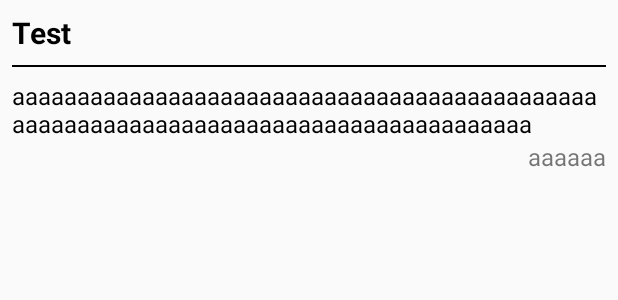
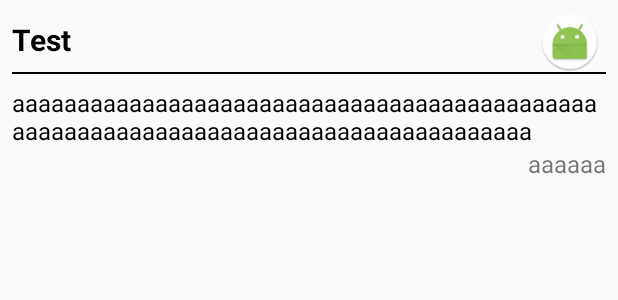
Before and after one commit to Mr93/DemoNoteTraining, an Android app: the layout item_note.xml on its own in the app's theme, with its tools: preview values and no code run, on a phone screen of 412 x 824 dp. Shown: the top 300 px of the screen. Run offline under Robolectric (Android 15) with nearby library versions, the phone set to English and light mode, and no system bars.

Commit message:
create item note

```diff
--- a/app/src/main/res/layout/item_note.xml
+++ b/app/src/main/res/layout/item_note.xml
@@ -5,15 +5,34 @@
               android:orientation="vertical"
               android:padding="@dimen/padding_note_item">
 
+    <RelativeLayout
+        android:layout_width="match_parent"
+        android:layout_height="@dimen/text_title_height"
+        android:layout_gravity="center"
+        android:orientation="horizontal">
+
         <TextView
             android:id="@+id/text_title"
             android:layout_width="match_parent"
             android:layout_height="wrap_content"
+            android:layout_alignParentBottom="true"
+            android:layout_toLeftOf="@id/image_alarm"
+            android:gravity="bottom"
+            android:paddingBottom="@dimen/padding_note_item"
             android:text="Test"
             android:textColor="@android:color/black"
             android:textSize="@dimen/text_size_title"
-        android:textStyle="bold"
-        android:paddingBottom="@dimen/padding_note_item"/>
+            android:textStyle="bold"/>
+
+        <ImageView
+            android:id="@+id/image_alarm"
+            android:layout_width="wrap_content"
+            android:layout_height="wrap_content"
+            android:layout_alignParentRight="true"
+            android:layout_gravity="right"
+            android:src="@mipmap/ic_launcher_round"/>
+
+    </RelativeLayout>
 
     <FrameLayout
         android:layout_width="match_parent"
@@ -24,16 +43,17 @@
     <TextView
         android:layout_width="match_parent"
         android:layout_height="wrap_content"
+        android:maxLines="3"
+        android:paddingTop="@dimen/padding_note_item"
         android:text="aaaaaaaaaaaaaaaaaaaaaaaaaaaaaaaaaaaaaaaaaaaaaaaaaaaaaaaaaaaaaaaaaaaaaaaaaaaaaaaaaaaaa"
+        android:textColor="@android:color/black"
         android:textSize="@dimen/text_size_content"
-        android:textColor="@android:color/black"
-        android:paddingTop="@dimen/padding_note_item"
         />
 
     <TextView
         android:layout_width="match_parent"
         android:layout_height="wrap_content"
+        android:gravity="right"
         android:text="aaaaaa"
-        android:textSize="@dimen/text_size_content"
-        android:gravity="right"/>
+        android:textSize="@dimen/text_size_content"/>
 </LinearLayout>
--- a/app/src/main/res/values/dimens.xml
+++ b/app/src/main/res/values/dimens.xml
@@ -4,5 +4,7 @@
     <dimen name="text_size_content">16sp</dimen>
     <dimen name="height_line">1dp</dimen>
     <dimen name="padding_note_item">8dp</dimen>
+    <dimen name="text_content_max_lines">3</dimen>
+    <dimen name="text_title_height">40dp</dimen>
 
 </resources>
```
Lines whose indentation alone changed are shown as unchanged.
